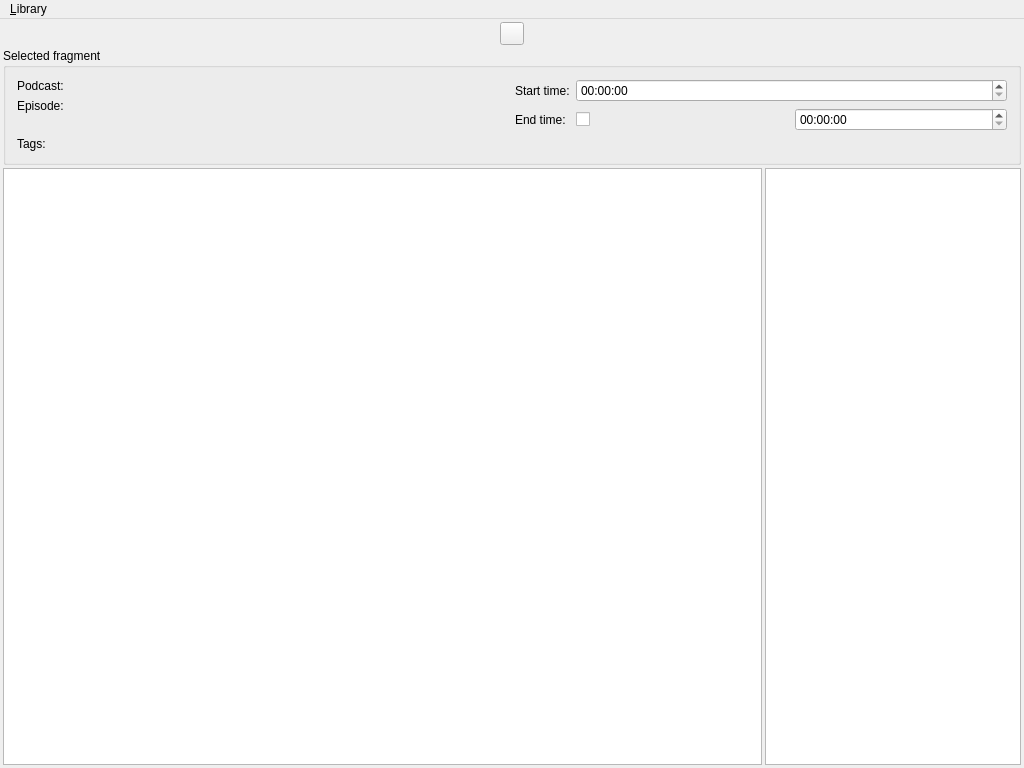
Old version of the form prototype1/slicepod-proto1/gui/mainwindow.ui in the repository kliput/slicepod.
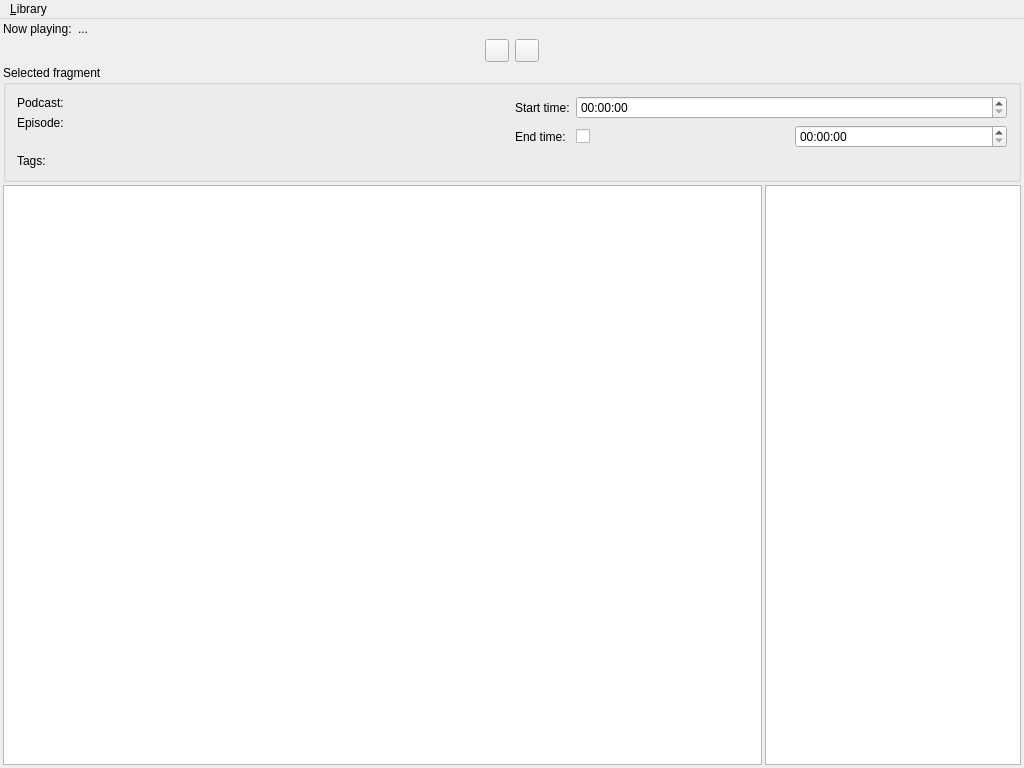
New version of the form. Icons and pictures are not drawn.

Commit message: Last commit before dropping VLC. This version is disfunctional (playing is not working).

```diff
--- a/prototype1/slicepod-proto1/gui/mainwindow.ui
+++ b/prototype1/slicepod-proto1/gui/mainwindow.ui
@@ -30,6 +30,30 @@
     <property name="bottomMargin">
      <number>3</number>
     </property>
+    <item>
+     <layout class="QHBoxLayout" name="horizontalLayout">
+      <item>
+       <widget class="QLabel" name="playingStatusStaticLabel">
+        <property name="sizePolicy">
+         <sizepolicy hsizetype="Fixed" vsizetype="Preferred">
+          <horstretch>0</horstretch>
+          <verstretch>0</verstretch>
+         </sizepolicy>
+        </property>
+        <property name="text">
+         <string>Now playing:</string>
+        </property>
+       </widget>
+      </item>
+      <item>
+       <widget class="QLabel" name="playingStatusLabel">
+        <property name="text">
+         <string>...</string>
+        </property>
+       </widget>
+      </item>
+     </layout>
+    </item>
     <item>
      <layout class="QHBoxLayout" name="playerLayout">
       <item>
@@ -52,6 +76,16 @@
           </property>
          </widget>
         </item>
+        <item>
+         <widget class="QToolButton" name="toolButton">
+          <property name="text">
+           <string/>
+          </property>
+          <property name="icon">
+           <iconset theme="media-playback-stop"/>
+          </property>
+         </widget>
+        </item>
        </layout>
       </item>
      </layout>
@@ -62,7 +96,7 @@
        <string>Selected fragment</string>
       </property>
       <layout class="QGridLayout" name="gridLayout">
-       <item row="0" column="0">
+       <item row="1" column="0">
         <layout class="QFormLayout" name="formLayout">
          <item row="0" column="0">
           <widget class="QLabel" name="selectedPodcastStaticLabel">
@@ -94,14 +128,14 @@
          </item>
         </layout>
        </item>
-       <item row="1" column="0">
+       <item row="2" column="0">
         <widget class="QLabel" name="selectedTagsStaticLabel">
          <property name="text">
           <string>Tags:</string>
          </property>
         </widget>
        </item>
-       <item row="0" column="1">
+       <item row="1" column="1">
         <layout class="QFormLayout" name="timesLayout">
          <item row="0" column="0">
           <widget class="QLabel" name="startTimeLabel">
```
The commit also changes 20 other files.
